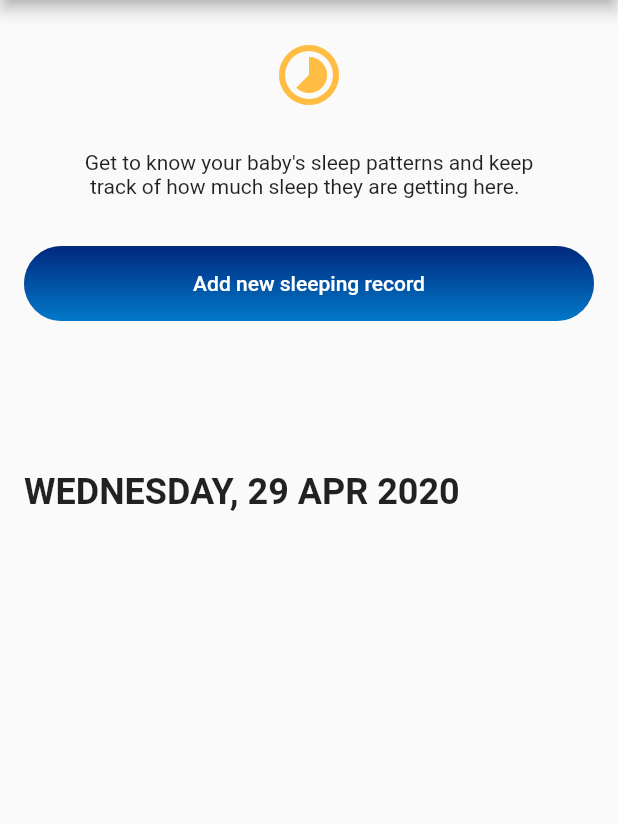
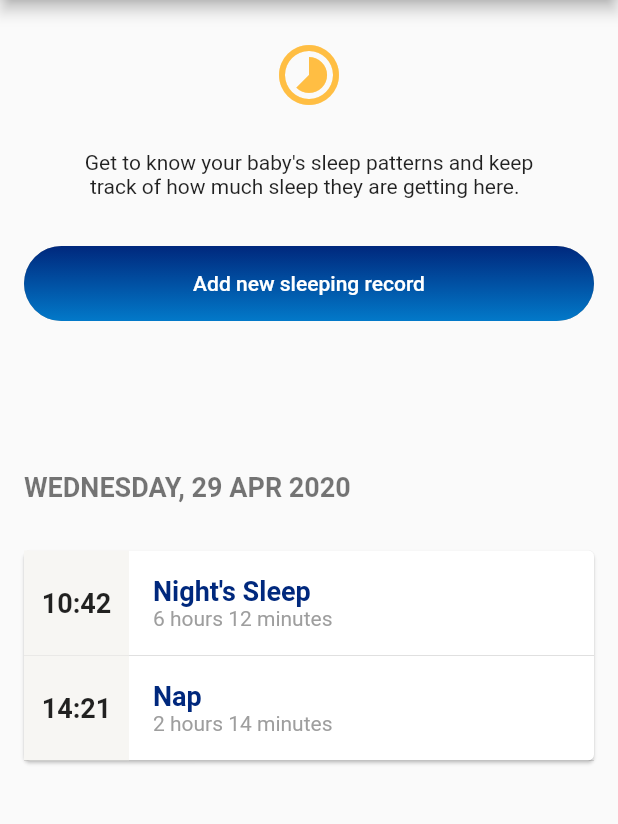
Before and after one commit to Jolcik/RbInternCaseStudy, a Flutter app: the screen it shows after launch, on a phone screen of 412 x 824 dp, the part 84-908 px from its top. Run offline on Flutter 3.47's test engine with Material 2 defaults, Android fonts, the phone set to English and light mode, and no system bars.

Commit message:
add list of sleep records and example/test model

```diff
--- a/lib/main.dart
+++ b/lib/main.dart
@@ -1,5 +1,7 @@
 import 'package:flutter/material.dart';
 import 'package:intl/intl.dart';
+import 'package:rbcasestudyapp/sleep_record.dart';
+import 'package:rbcasestudyapp/sleep_record_item.dart';
 
 void main() => runApp(RbCaseStudyApp());
 
@@ -32,8 +34,21 @@ class HomePage extends StatefulWidget {
 
 class _HomePageState extends State<HomePage> {
 
+  final _records = <SleepRecord>[];
+
+  Widget _buildSleepRecordItem(SleepRecord record){
+    return SleepRecordItem(
+      hour: record.hour,
+      title: record.title,
+      subtitle: record.subtitle,
+    );
+  }
+
   @override
   Widget build(BuildContext context) {
+    _records.add(SleepRecord(hour: "10:42", title: "Night's Sleep", subtitle: "6 hours 12 minutes"));
+    _records.add(SleepRecord(hour: "14:21", title: "Nap", subtitle: "2 hours 14 minutes"));
+
     return Scaffold(
       appBar: AppBar(
         title: Text(widget.title),
@@ -89,11 +104,21 @@ class _HomePageState extends State<HomePage> {
           Text(
             widget.dateText,
             style: TextStyle(
-                color: Colors.black87,
-                fontSize: 24,
+                color: Colors.black54,
+                fontSize: 18,
                 fontWeight: FontWeight.bold
             ),
-          )
+          ),
+          Card(
+              margin: EdgeInsets.symmetric(
+                vertical: 32.0
+              ),
+              child: Column(
+                children: _records
+                    .map((record) => _buildSleepRecordItem(record))
+                    .toList(),
+              )
+          ),
         ],
       ),
     );
--- /dev/null
+++ b/lib/sleep_record.dart
@@ -0,0 +1,15 @@
+import 'package:flutter/material.dart';
+
+class SleepRecord {
+
+  final String hour;
+  final String title;
+  final String subtitle;
+
+  SleepRecord({
+    @required this.hour,
+    @required this.title,
+    @required this.subtitle
+  });
+
+}
--- /dev/null
+++ b/lib/sleep_record_item.dart
@@ -0,0 +1,61 @@
+import 'package:flutter/material.dart';
+
+final Color hourBackgroundColor = Color(0xfff7f6f3);
+
+class SleepRecordItem extends StatelessWidget {
+  final String hour;
+  final String title;
+  final String subtitle;
+
+  SleepRecordItem(
+      {@required this.hour, @required this.title, @required this.subtitle});
+
+  @override
+  Widget build(BuildContext context) {
+    return Column(
+      children: <Widget>[
+        Container(
+          height: 70,
+          child: Row(
+            children: <Widget>[
+              Container(
+                width: 70,
+                color: hourBackgroundColor,
+                child: Center(
+                  child: Text(
+                    hour,
+                    style:
+                        TextStyle(fontSize: 18.0, fontWeight: FontWeight.bold),
+                  ),
+                ),
+              ),
+              Container(
+                padding: EdgeInsets.only(left: 16.0),
+                child: Column(
+                  mainAxisAlignment: MainAxisAlignment.center,
+                  crossAxisAlignment: CrossAxisAlignment.start,
+                  children: <Widget>[
+                    Text(
+                      title,
+                      style: TextStyle(
+                          color: Color(0xff00287D),
+                          fontSize: 18.0,
+                          fontWeight: FontWeight.bold),
+                    ),
+                    Text(
+                      subtitle,
+                      style: TextStyle(color: Colors.grey, fontSize: 14.0),
+                    ),
+                  ],
+                ),
+              ),
+            ],
+          ),
+        ),
+        Divider(
+          height: 0.0,
+        )
+      ],
+    );
+  }
+}
```
